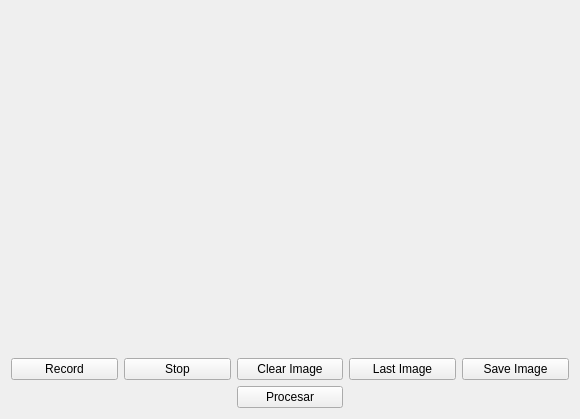
Old version of the form DeteccionCodigos/DeteccionCodigos.ui in the repository Paulafernandeztorres/DeteccionCodigos.
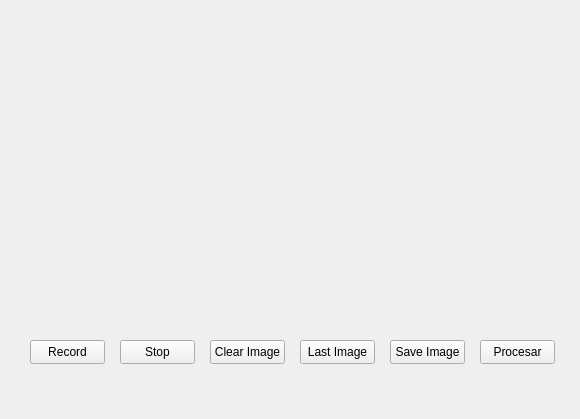
New version of the form.

Commit message: Detección Zonas Rojas y Verdes

The edit to the form file:
```diff
--- a/DeteccionCodigos/DeteccionCodigos.ui
+++ b/DeteccionCodigos/DeteccionCodigos.ui
@@ -14,60 +14,97 @@
    <string>DeteccionCodigos</string>
   </property>
   <widget class="QWidget" name="centralWidget">
-   <layout class="QGridLayout" name="gridLayout">
-    <item row="3" column="3">
      <widget class="QPushButton" name="btnLastImage">
+    <property name="geometry">
+     <rect>
+      <x>300</x>
+      <y>340</y>
+      <width>75</width>
+      <height>24</height>
+     </rect>
+    </property>
       <property name="text">
        <string>Last Image</string>
       </property>
      </widget>
-    </item>
-    <item row="2" column="4">
-     <widget class="QLabel" name="label">
-      <property name="text">
-       <string/>
-      </property>
-      <property name="alignment">
-       <set>Qt::AlignCenter</set>
-      </property>
-     </widget>
-    </item>
-    <item row="3" column="4">
      <widget class="QPushButton" name="btnSaveImage">
+    <property name="geometry">
+     <rect>
+      <x>390</x>
+      <y>340</y>
+      <width>75</width>
+      <height>24</height>
+     </rect>
+    </property>
       <property name="text">
        <string>Save Image</string>
       </property>
      </widget>
-    </item>
-    <item row="3" column="2">
      <widget class="QPushButton" name="btnClear">
+    <property name="geometry">
+     <rect>
+      <x>210</x>
+      <y>340</y>
+      <width>75</width>
+      <height>24</height>
+     </rect>
+    </property>
       <property name="text">
        <string>Clear Image</string>
       </property>
      </widget>
-    </item>
-    <item row="3" column="1">
      <widget class="QPushButton" name="btnStop">
+    <property name="geometry">
+     <rect>
+      <x>120</x>
+      <y>340</y>
+      <width>75</width>
+      <height>24</height>
+     </rect>
+    </property>
       <property name="text">
        <string>Stop</string>
       </property>
      </widget>
-    </item>
-    <item row="3" column="0">
      <widget class="QPushButton" name="btnRecord">
+    <property name="geometry">
+     <rect>
+      <x>30</x>
+      <y>340</y>
+      <width>75</width>
+      <height>24</height>
+     </rect>
+    </property>
       <property name="text">
        <string>Record</string>
       </property>
      </widget>
-    </item>
-    <item row="4" column="2">
      <widget class="QPushButton" name="btnProcesarImagen">
+    <property name="geometry">
+     <rect>
+      <x>480</x>
+      <y>340</y>
+      <width>75</width>
+      <height>24</height>
+     </rect>
+    </property>
       <property name="text">
        <string>Procesar</string>
       </property>
      </widget>
-    </item>
-   </layout>
+   <widget class="QLabel" name="label">
+    <property name="geometry">
+     <rect>
+      <x>48</x>
+      <y>25</y>
+      <width>491</width>
+      <height>291</height>
+     </rect>
+    </property>
+    <property name="text">
+     <string/>
+    </property>
+   </widget>
   </widget>
  </widget>
  <layoutdefault spacing="6" margin="11"/>
```
Lines whose indentation alone changed are shown as unchanged. The commit also changes 1 other file.
